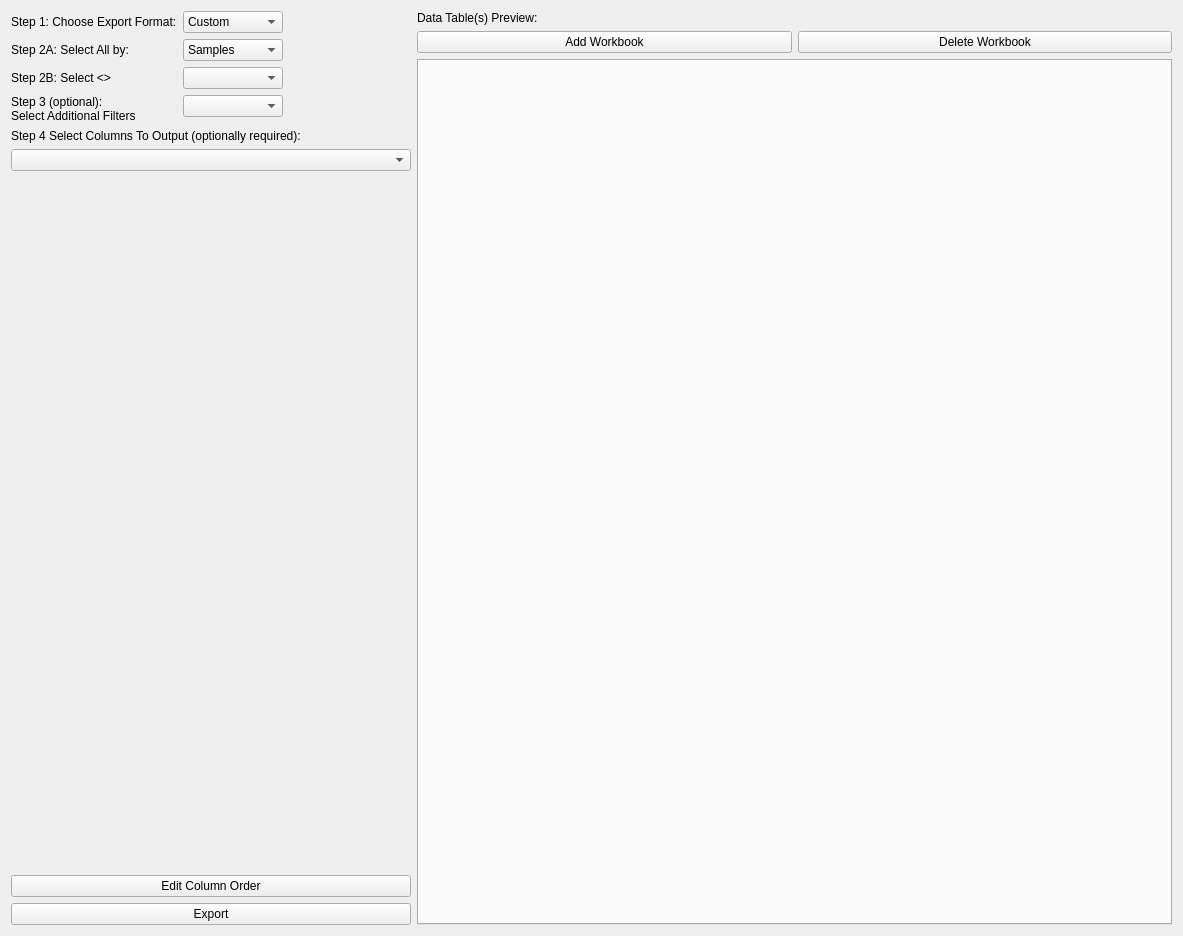
The window that ui/ExporterUI.ui (kathrynmetcalf/GeoCORK) describes before a commit, drawn with Qt 5.
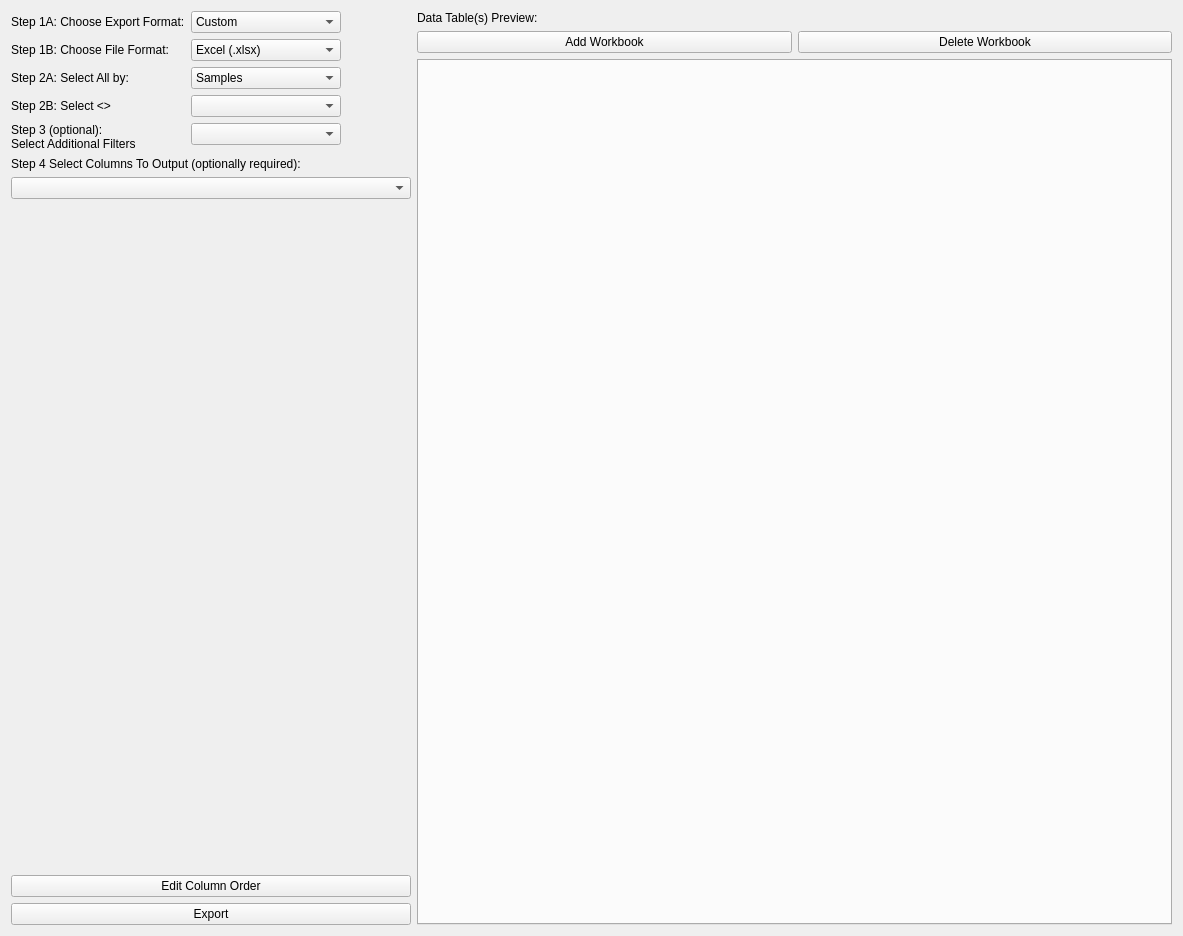
The same window after the commit. Custom widgets are drawn as their Qt base class.

Commit message: fixed filters not checkable added DZStats format and pivot table option.

Patch:
```diff
--- a/ui/ExporterUI.ui
+++ b/ui/ExporterUI.ui
@@ -21,7 +21,7 @@
        <item row="0" column="0">
         <widget class="QLabel" name="label_2">
          <property name="text">
-          <string>Step 1: Choose Export Format:</string>
+          <string>Step 1A: Choose Export Format:</string>
          </property>
         </widget>
        </item>
@@ -35,13 +35,13 @@
          </property>
          <property name="minimumSize">
           <size>
-           <width>100</width>
+           <width>150</width>
            <height>0</height>
           </size>
          </property>
          <property name="maximumSize">
           <size>
-           <width>100</width>
+           <width>150</width>
            <height>16777215</height>
           </size>
          </property>
@@ -77,58 +77,21 @@
          </item>
         </widget>
        </item>
-       <item row="1" column="0">
+       <item row="3" column="0">
         <widget class="QLabel" name="label_3">
          <property name="text">
           <string>Step 2A: Select All by:</string>
          </property>
         </widget>
        </item>
-       <item row="1" column="1">
-        <widget class="QComboBox" name="selectionscope_comboBox">
-         <property name="sizePolicy">
-          <sizepolicy hsizetype="Fixed" vsizetype="Fixed">
-           <horstretch>0</horstretch>
-           <verstretch>0</verstretch>
-          </sizepolicy>
-         </property>
-         <property name="minimumSize">
-          <size>
-           <width>100</width>
-           <height>0</height>
-          </size>
-         </property>
-         <property name="maximumSize">
-          <size>
-           <width>100</width>
-           <height>16777215</height>
-          </size>
-         </property>
-         <item>
-          <property name="text">
-           <string>Samples</string>
-          </property>
-         </item>
-         <item>
-          <property name="text">
-           <string>Aliquots</string>
-          </property>
-         </item>
-         <item>
-          <property name="text">
-           <string>Spots</string>
-          </property>
-         </item>
-        </widget>
-       </item>
-       <item row="2" column="0">
+       <item row="4" column="0">
         <widget class="QLabel" name="label_4">
          <property name="text">
           <string>Step 2B: Select &lt;&gt;</string>
          </property>
         </widget>
        </item>
-       <item row="2" column="1">
+       <item row="4" column="1">
         <widget class="CheckableComboBox" name="samplesincluded_comboBox">
          <property name="sizePolicy">
           <sizepolicy hsizetype="Fixed" vsizetype="Fixed">
@@ -138,19 +101,19 @@
          </property>
          <property name="minimumSize">
           <size>
-           <width>100</width>
+           <width>150</width>
            <height>0</height>
           </size>
          </property>
          <property name="maximumSize">
           <size>
-           <width>100</width>
+           <width>150</width>
            <height>16777215</height>
           </size>
          </property>
         </widget>
        </item>
-       <item row="3" column="0">
+       <item row="5" column="0">
         <widget class="QLabel" name="label_5">
          <property name="text">
           <string>Step 3 (optional): Select Additional Filters</string>
@@ -160,7 +123,7 @@
          </property>
         </widget>
        </item>
-       <item row="3" column="1">
+       <item row="5" column="1">
         <widget class="CheckableComboBox" name="filterselection_comboBox">
          <property name="sizePolicy">
           <sizepolicy hsizetype="Fixed" vsizetype="Fixed">
@@ -170,18 +133,94 @@
          </property>
          <property name="minimumSize">
           <size>
-           <width>100</width>
+           <width>150</width>
            <height>0</height>
           </size>
          </property>
          <property name="maximumSize">
           <size>
-           <width>100</width>
+           <width>150</width>
            <height>16777215</height>
           </size>
          </property>
         </widget>
        </item>
+       <item row="3" column="1">
+        <widget class="QComboBox" name="selectionscope_comboBox">
+         <property name="sizePolicy">
+          <sizepolicy hsizetype="Fixed" vsizetype="Fixed">
+           <horstretch>0</horstretch>
+           <verstretch>0</verstretch>
+          </sizepolicy>
+         </property>
+         <property name="minimumSize">
+          <size>
+           <width>150</width>
+           <height>0</height>
+          </size>
+         </property>
+         <property name="maximumSize">
+          <size>
+           <width>150</width>
+           <height>16777215</height>
+          </size>
+         </property>
+         <item>
+          <property name="text">
+           <string>Samples</string>
+          </property>
+         </item>
+         <item>
+          <property name="text">
+           <string>Aliquots</string>
+          </property>
+         </item>
+         <item>
+          <property name="text">
+           <string>Spots</string>
+          </property>
+         </item>
+        </widget>
+       </item>
+       <item row="2" column="1">
+        <widget class="QComboBox" name="fileformat_comboBox">
+         <property name="sizePolicy">
+          <sizepolicy hsizetype="Fixed" vsizetype="Fixed">
+           <horstretch>0</horstretch>
+           <verstretch>0</verstretch>
+          </sizepolicy>
+         </property>
+         <property name="minimumSize">
+          <size>
+           <width>150</width>
+           <height>0</height>
+          </size>
+         </property>
+         <property name="maximumSize">
+          <size>
+           <width>150</width>
+           <height>16777215</height>
+          </size>
+         </property>
+         <item>
+          <property name="text">
+           <string>Excel (.xlsx)</string>
+          </property>
+         </item>
+         <item>
+          <property name="text">
+           <string>Comma-Separated Value (.csv)</string>
+          </property>
+         </item>
+        </widget>
+       </item>
+       <item row="2" column="0">
+        <widget class="QLabel" name="label">
+         <property name="text">
+          <string>Step 1B: Choose File Format:</string>
+         </property>
+        </widget>
+       </item>
       </layout>
      </item>
      <item>
```
Left out of the diff: 7 changed lines with no effect on the pictures. The commit also changes 4 other files.
